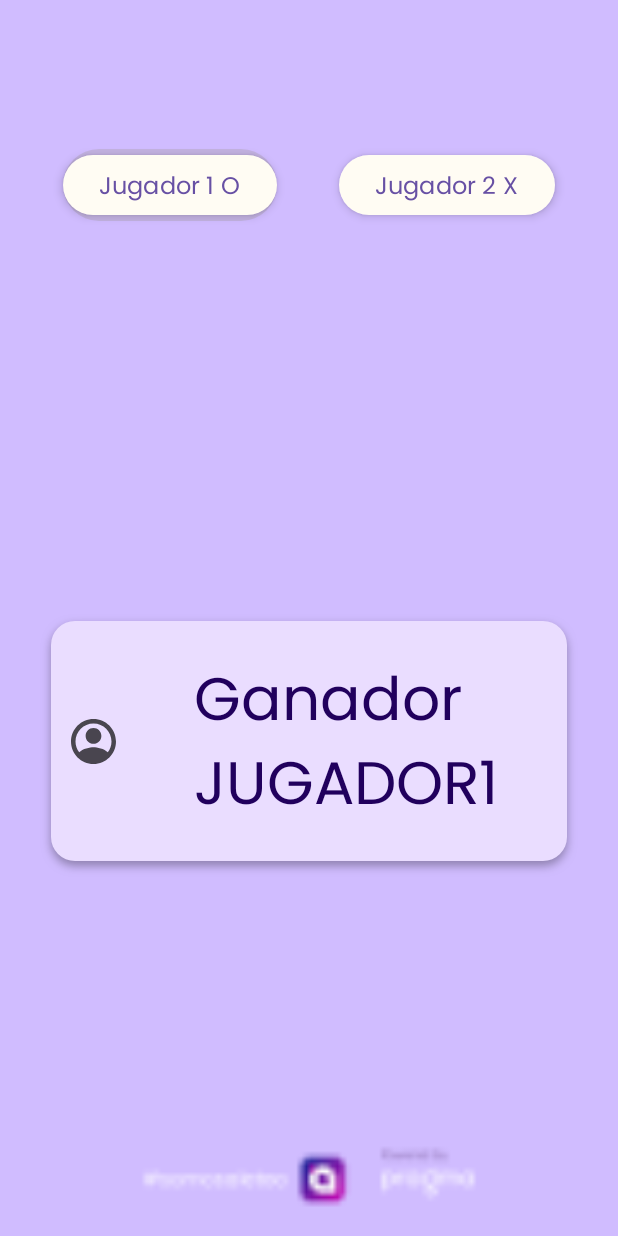
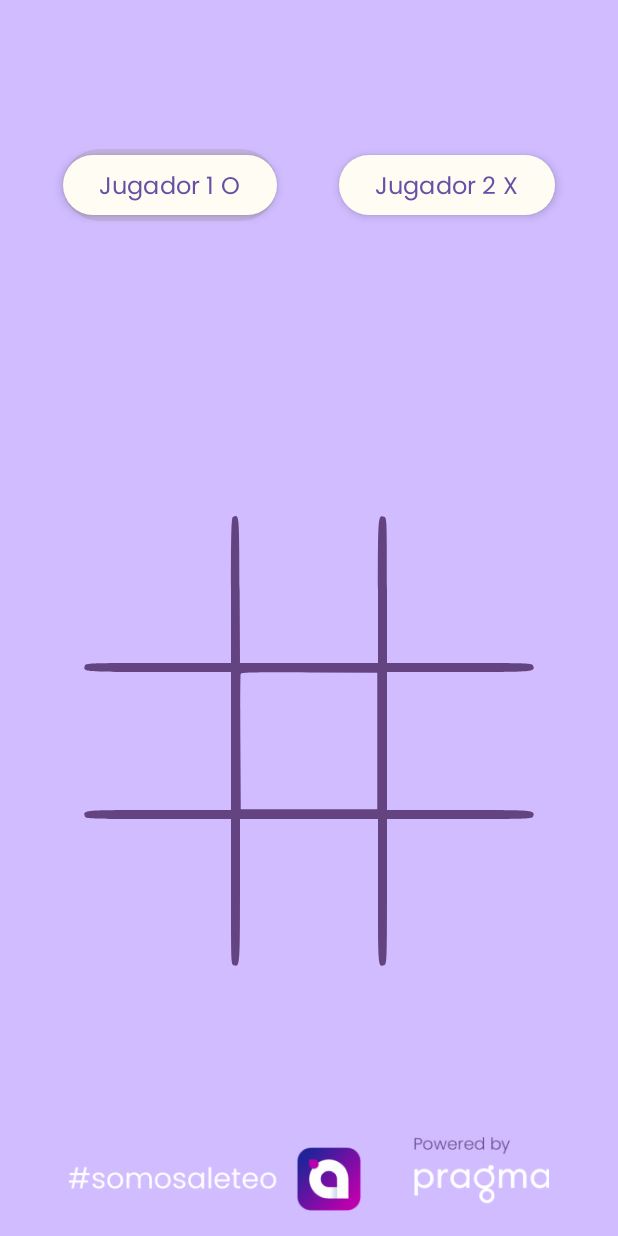
Before and after one commit to YesidMeloPragma/tictactoe, an Android app built with Jetpack Compose: the @Preview function prevScreenTictactoe, on a phone screen of 412 x 824 dp. Run offline under Robolectric (Android 15) with nearby library versions, the phone set to English and light mode, and no system bars; our stand-ins replace constraintlayout-compose, livedata-compose.

Commit message:
correccion de la imagen del pie de pagina

```diff
--- a/app/src/main/java/com/pragma/ticktactoe/layouts/Pie.kt
+++ b/app/src/main/java/com/pragma/ticktactoe/layouts/Pie.kt
@@ -1,23 +1,46 @@
 package com.pragma.ticktactoe.layouts
 
 import androidx.compose.foundation.Image
+import androidx.compose.foundation.background
+import androidx.compose.foundation.layout.fillMaxHeight
 import androidx.compose.foundation.layout.fillMaxWidth
 import androidx.compose.runtime.Composable
 import androidx.compose.ui.Modifier
-import androidx.compose.ui.graphics.graphicsLayer
 import androidx.compose.ui.res.painterResource
+import androidx.compose.ui.tooling.preview.Preview
+import androidx.compose.ui.unit.dp
+import androidx.constraintlayout.compose.ConstraintLayout
+import androidx.constraintlayout.compose.Dimension
 import com.pragma.ticktactoe.R
+import com.pragma.ticktactoe.ui.theme.Purple80
+
+
+@Preview(showBackground = true)
+@Composable
+fun prevPie() {
+    Pie(modifier = Modifier
+        .fillMaxWidth()
+        .fillMaxHeight()
+        .background(color = Purple80))
+}
 
 @Composable
 fun Pie(modifier: Modifier) {
-    Image(
-        painter = painterResource(id = R.mipmap.patrocinador),
-        contentDescription = "",
-        modifier = modifier
-            .fillMaxWidth()
-            .graphicsLayer {
-                scaleX = maxOf(.5f, 3f)
-                scaleY = maxOf(.5f, 3f)
-            }
-    )
+    ConstraintLayout(modifier = modifier) {
+        val imageId = createRef()
+        val margin = 46.dp
+        Image(
+            painter = painterResource(id = R.mipmap.patrocinador),
+            contentDescription = "",
+            modifier = Modifier
+                .constrainAs(imageId){
+                    bottom.linkTo(parent.bottom)
+                    end.linkTo(parent.end, margin = margin)
+                    start.linkTo(parent.start, margin = margin)
+                    top.linkTo(parent.top)
+                    width = Dimension.fillToConstraints
+                    height = Dimension.fillToConstraints
+                }
+        )
+    }
 }
--- a/app/src/main/java/com/pragma/ticktactoe/layouts/TicTacToeScreen.kt
+++ b/app/src/main/java/com/pragma/ticktactoe/layouts/TicTacToeScreen.kt
@@ -4,6 +4,7 @@ import androidx.compose.foundation.background
 import androidx.compose.foundation.layout.Box
 import androidx.compose.foundation.layout.Column
 import androidx.compose.foundation.layout.fillMaxSize
+import androidx.compose.foundation.layout.fillMaxWidth
 import androidx.compose.runtime.Composable
 import androidx.compose.runtime.getValue
 import androidx.compose.runtime.livedata.observeAsState
@@ -23,7 +24,7 @@ fun prevScreenTictactoe() {
     val estadoTablero = MutableLiveData<MutableList<DetalleCasillaTriqui>>()
     val ganadorJuego = MutableLiveData<JugadorCasillaEnum>()
     val turnoActual = MutableLiveData<EstadoJuegoEnum>()
-    ganadorJuego.value = JugadorCasillaEnum.JUGADOR1
+    ganadorJuego.value = JugadorCasillaEnum.NINGUNO
     TicTacToeScreen(juegoViewModel = object : JuegoViewModel() {
         override fun estadoActualTablero()=estadoTablero
 
@@ -77,7 +78,7 @@ fun TicTacToeScreen(juegoViewModel: JuegoViewModel) {
                 )
             }
 
-            Pie(modifier = Modifier.weight(1f))
+            Pie(modifier = Modifier.weight(1f).fillMaxWidth())
         }
     }
 }
```
Also changed, not shown: app/src/main/res/mipmap-hdpi/patrocinador.png, app/src/main/res/mipmap-mdpi/patrocinador.png, app/src/main/res/mipmap-xhdpi/patrocinador.png, app/src/main/res/mipmap-xxhdpi/patrocinador.png, app/src/main/res/mipmap-xxxhdpi/patrocinador.png.
